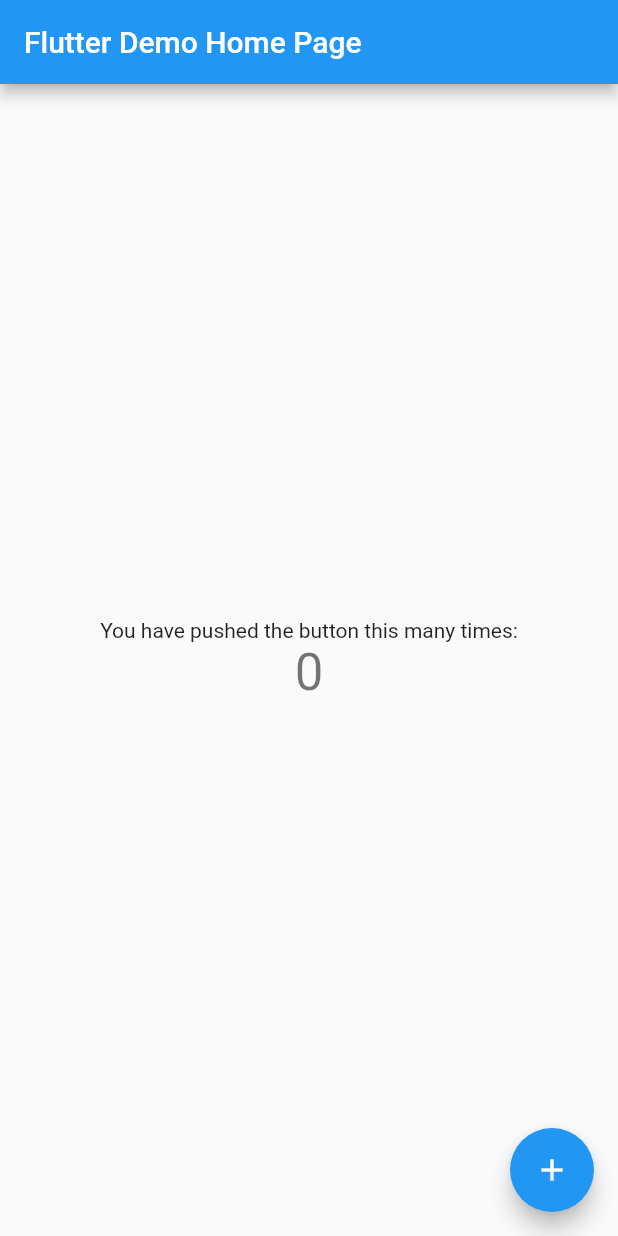
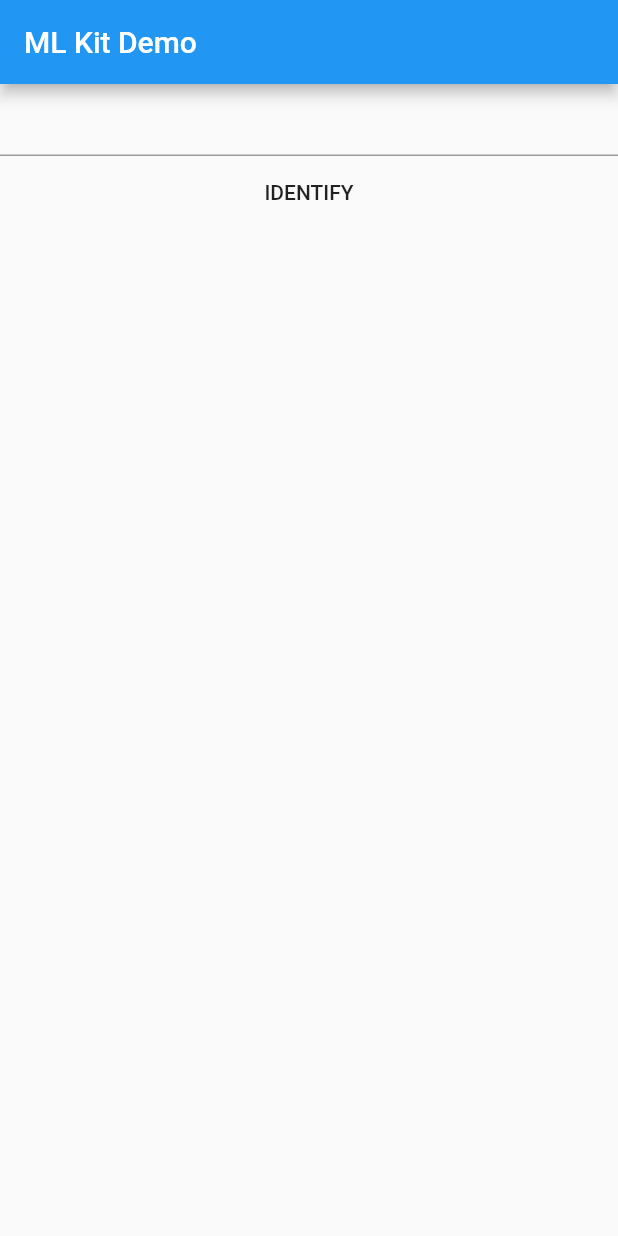
Before and after one commit to PrateekSharma1712/flutter_hackathon, a Flutter app: the screen it shows after launch, on a phone screen of 412 x 824 dp. Run offline on Flutter 3.47's test engine with Material 2 defaults, Android fonts, the phone set to English and light mode, and no system bars; missing offline and left inert: firebase_mlkit_language; accounts and stored records are empty.

```diff
--- a/lib/main.dart
+++ b/lib/main.dart
@@ -1,6 +1,10 @@
+import 'package:firebase_mlkit_language/firebase_mlkit_language.dart';
 import 'package:flutter/material.dart';
 
 void main() => runApp(MyApp());
+
+final LanguageIdentifier languageIdentifier =
+    FirebaseLanguage.instance.languageIdentifier();
 
 class MyApp extends StatelessWidget {
   // This widget is the root of your application.
@@ -9,103 +13,46 @@ class MyApp extends StatelessWidget {
     return MaterialApp(
       title: 'Flutter Demo',
       theme: ThemeData(
-        // This is the theme of your application.
-        //
-        // Try running your application with "flutter run". You'll see the
-        // application has a blue toolbar. Then, without quitting the app, try
-        // changing the primarySwatch below to Colors.green and then invoke
-        // "hot reload" (press "r" in the console where you ran "flutter run",
-        // or simply save your changes to "hot reload" in a Flutter IDE).
-        // Notice that the counter didn't reset back to zero; the application
-        // is not restarted.
         primarySwatch: Colors.blue,
       ),
-      home: MyHomePage(title: 'Flutter Demo Home Page'),
+      home: MyHomePage(),
     );
   }
 }
 
 class MyHomePage extends StatefulWidget {
-  MyHomePage({Key key, this.title}) : super(key: key);
-
-  // This widget is the home page of your application. It is stateful, meaning
-  // that it has a State object (defined below) that contains fields that affect
-  // how it looks.
-
-  // This class is the configuration for the state. It holds the values (in this
-  // case the title) provided by the parent (in this case the App widget) and
-  // used by the build method of the State. Fields in a Widget subclass are
-  // always marked "final".
-
-  final String title;
-
   @override
   _MyHomePageState createState() => _MyHomePageState();
 }
 
 class _MyHomePageState extends State<MyHomePage> {
-  int _counter = 0;
-
-  void _incrementCounter() {
-    setState(() {
-      // This call to setState tells the Flutter framework that something has
-      // changed in this State, which causes it to rerun the build method below
-      // so that the display can reflect the updated values. If we changed
-      // _counter without calling setState(), then the build method would not be
-      // called again, and so nothing would appear to happen.
-      _counter++;
-    });
-  }
+  TextEditingController textController = new TextEditingController();
 
   @override
   Widget build(BuildContext context) {
-    // This method is rerun every time setState is called, for instance as done
-    // by the _incrementCounter method above.
-    //
-    // The Flutter framework has been optimized to make rerunning build methods
-    // fast, so that you can just rebuild anything that needs updating rather
-    // than having to individually change instances of widgets.
     return Scaffold(
-      appBar: AppBar(
-        // Here we take the value from the MyHomePage object that was created by
-        // the App.build method, and use it to set our appbar title.
-        title: Text(widget.title),
+      appBar: AppBar(title: Text("ML Kit Demo")),
+      body: Column(
+        children: <Widget>[
+          TextField(
+            controller: textController,
+          ),
+          FlatButton(
+              child: Text("IDENTIFY"),
+              onPressed: () async {
+                String text = textController.text;
+
+                final List<LanguageLabel> labels =
+                    await languageIdentifier.processText(text);
+                for (LanguageLabel label in labels) {
+                  final String text = label.toString();
+                  final double confidence = label.confidence;
+                  print("Text: " + text);
+                  print("Confidence: " + confidence.toString());
+                }
+              }),
+        ],
       ),
-      body: Center(
-        // Center is a layout widget. It takes a single child and positions it
-        // in the middle of the parent.
-        child: Column(
-          // Column is also layout widget. It takes a list of children and
-          // arranges them vertically. By default, it sizes itself to fit its
-          // children horizontally, and tries to be as tall as its parent.
-          //
-          // Invoke "debug painting" (press "p" in the console, choose the
-          // "Toggle Debug Paint" action from the Flutter Inspector in Android
-          // Studio, or the "Toggle Debug Paint" command in Visual Studio Code)
-          // to see the wireframe for each widget.
-          //
-          // Column has various properties to control how it sizes itself and
-          // how it positions its children. Here we use mainAxisAlignment to
-          // center the children vertically; the main axis here is the vertical
-          // axis because Columns are vertical (the cross axis would be
-          // horizontal).
-          mainAxisAlignment: MainAxisAlignment.center,
-          children: <Widget>[
-            Text(
-              'You have pushed the button this many times:',
-            ),
-            Text(
-              '$_counter',
-              style: Theme.of(context).textTheme.display1,
-            ),
-          ],
-        ),
-      ),
-      floatingActionButton: FloatingActionButton(
-        onPressed: _incrementCounter,
-        tooltip: 'Increment',
-        child: Icon(Icons.add),
-      ), // This trailing comma makes auto-formatting nicer for build methods.
     );
   }
 }
--- a/pubspec.yaml
+++ b/pubspec.yaml
@@ -24,6 +24,7 @@ dependencies:
   # Use with the CupertinoIcons class for iOS style icons.
   cupertino_icons: ^0.1.2
   firebase_mlkit_language: ^1.0.1
+  firebase_core:
 
 
 dev_dependencies:
```
Also changed, not shown: pubspec.lock, 3 other files.
